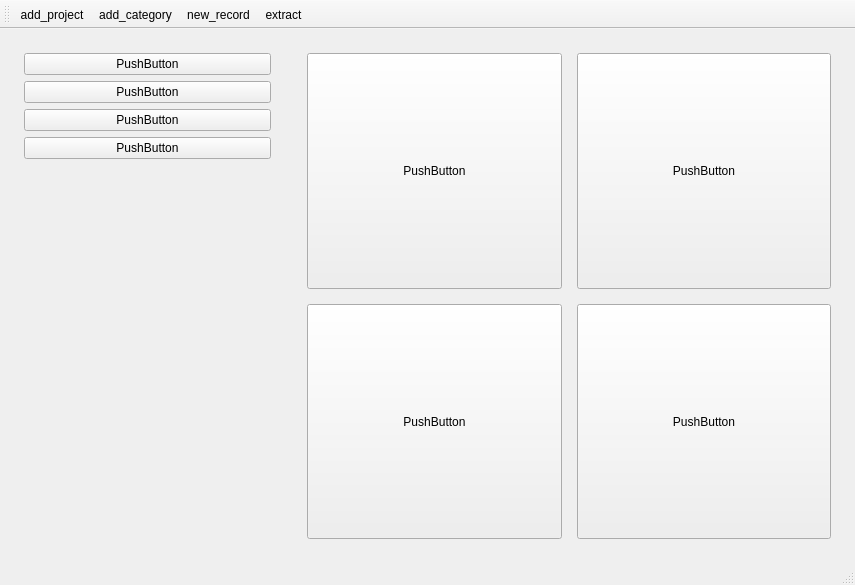
The window that Ui/src/main.ui (erkagoon/Mind2Notes) describes before a commit, drawn with Qt 5.
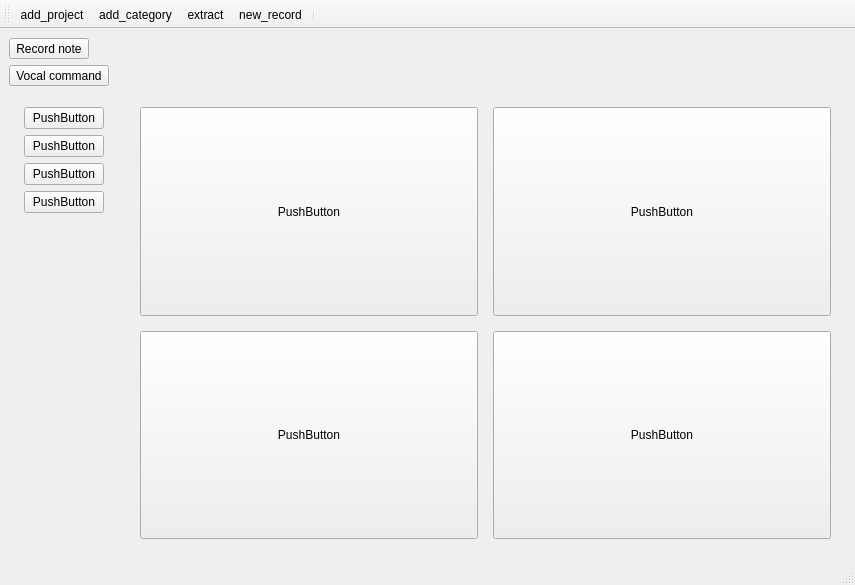
The same window after the commit. Icons and pictures are not drawn.

Commit message: Debut OpenAI (whisper, clean note, commands)

Patch:
```diff
--- a/Ui/src/main.ui
+++ b/Ui/src/main.ui
@@ -14,8 +14,79 @@
    <string>MainWindow</string>
   </property>
   <widget class="QWidget" name="centralwidget">
-   <layout class="QGridLayout" name="gridLayout_5" columnstretch="1,2" columnminimumwidth="0,0">
-    <item row="0" column="0">
+   <layout class="QGridLayout" name="gridLayout_5" columnstretch="1,0,0">
+    <item row="2" column="2">
+     <layout class="QGridLayout" name="gridLayout_4">
+      <property name="leftMargin">
+       <number>15</number>
+      </property>
+      <property name="topMargin">
+       <number>15</number>
+      </property>
+      <property name="rightMargin">
+       <number>15</number>
+      </property>
+      <property name="bottomMargin">
+       <number>15</number>
+      </property>
+      <property name="spacing">
+       <number>15</number>
+      </property>
+      <item row="0" column="1">
+       <widget class="QPushButton" name="pushButton_6">
+        <property name="sizePolicy">
+         <sizepolicy hsizetype="Minimum" vsizetype="Preferred">
+          <horstretch>0</horstretch>
+          <verstretch>0</verstretch>
+         </sizepolicy>
+        </property>
+        <property name="text">
+         <string>PushButton</string>
+        </property>
+       </widget>
+      </item>
+      <item row="0" column="0">
+       <widget class="QPushButton" name="pushButton_5">
+        <property name="sizePolicy">
+         <sizepolicy hsizetype="Minimum" vsizetype="Preferred">
+          <horstretch>0</horstretch>
+          <verstretch>0</verstretch>
+         </sizepolicy>
+        </property>
+        <property name="text">
+         <string>PushButton</string>
+        </property>
+       </widget>
+      </item>
+      <item row="1" column="0">
+       <widget class="QPushButton" name="pushButton_7">
+        <property name="sizePolicy">
+         <sizepolicy hsizetype="Minimum" vsizetype="Preferred">
+          <horstretch>0</horstretch>
+          <verstretch>0</verstretch>
+         </sizepolicy>
+        </property>
+        <property name="text">
+         <string>PushButton</string>
+        </property>
+       </widget>
+      </item>
+      <item row="1" column="1">
+       <widget class="QPushButton" name="pushButton_8">
+        <property name="sizePolicy">
+         <sizepolicy hsizetype="Minimum" vsizetype="Preferred">
+          <horstretch>0</horstretch>
+          <verstretch>0</verstretch>
+         </sizepolicy>
+        </property>
+        <property name="text">
+         <string>PushButton</string>
+        </property>
+       </widget>
+      </item>
+     </layout>
+    </item>
+    <item row="2" column="0">
      <layout class="QVBoxLayout" name="verticalLayout_3">
       <property name="leftMargin">
        <number>15</number>
@@ -72,76 +143,19 @@
       </item>
      </layout>
     </item>
-    <item row="0" column="1">
-     <layout class="QGridLayout" name="gridLayout_4">
-      <property name="leftMargin">
-       <number>15</number>
+    <item row="1" column="0">
+     <widget class="QToolButton" name="record_vocal_command">
+      <property name="text">
+       <string>Vocal command</string>
       </property>
-      <property name="topMargin">
-       <number>15</number>
+     </widget>
+    </item>
+    <item row="0" column="0">
+     <widget class="QToolButton" name="record_note">
+      <property name="text">
+       <string>Record note</string>
       </property>
-      <property name="rightMargin">
-       <number>15</number>
-      </property>
-      <property name="bottomMargin">
-       <number>15</number>
-      </property>
-      <property name="spacing">
-       <number>15</number>
-      </property>
-      <item row="0" column="1">
-       <widget class="QPushButton" name="pushButton_6">
-        <property name="sizePolicy">
-         <sizepolicy hsizetype="Minimum" vsizetype="Preferred">
-          <horstretch>0</horstretch>
-          <verstretch>0</verstretch>
-         </sizepolicy>
-        </property>
-        <property name="text">
-         <string>PushButton</string>
-        </property>
-       </widget>
-      </item>
-      <item row="0" column="0">
-       <widget class="QPushButton" name="pushButton_5">
-        <property name="sizePolicy">
-         <sizepolicy hsizetype="Minimum" vsizetype="Preferred">
-          <horstretch>0</horstretch>
-          <verstretch>0</verstretch>
-         </sizepolicy>
-        </property>
-        <property name="text">
-         <string>PushButton</string>
-        </property>
-       </widget>
-      </item>
-      <item row="1" column="0">
-       <widget class="QPushButton" name="pushButton_7">
-        <property name="sizePolicy">
-         <sizepolicy hsizetype="Minimum" vsizetype="Preferred">
-          <horstretch>0</horstretch>
-          <verstretch>0</verstretch>
-         </sizepolicy>
-        </property>
-        <property name="text">
-         <string>PushButton</string>
-        </property>
-       </widget>
-      </item>
-      <item row="1" column="1">
-       <widget class="QPushButton" name="pushButton_8">
-        <property name="sizePolicy">
-         <sizepolicy hsizetype="Minimum" vsizetype="Preferred">
-          <horstretch>0</horstretch>
-          <verstretch>0</verstretch>
-         </sizepolicy>
-        </property>
-        <property name="text">
-         <string>PushButton</string>
-        </property>
-       </widget>
-      </item>
-     </layout>
+     </widget>
     </item>
    </layout>
   </widget>
@@ -168,8 +182,9 @@
    </attribute>
    <addaction name="actionadd_project"/>
    <addaction name="actionadd_category"/>
-   <addaction name="actionnew_record"/>
    <addaction name="actionextract"/>
+   <addaction name="actionnew_record"/>
+   <addaction name="separator"/>
   </widget>
   <action name="actionadd_project">
    <property name="icon">
```
Left out of the diff: 3 changed lines with no effect on the pictures. The commit also changes 8 other files.
